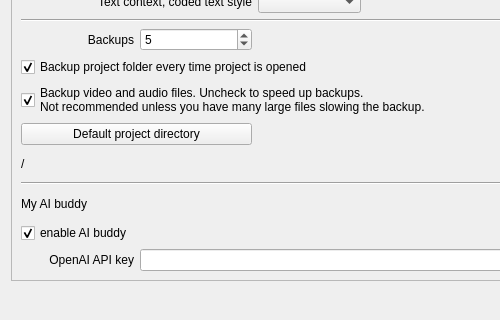
ccbogel/QualCoder, file GUI_UIs/ui_dialog_settings.ui: the form before one commit; both pictures show x 0 to 500 and y 331 to 651 of the 832 by 651 pixel window.
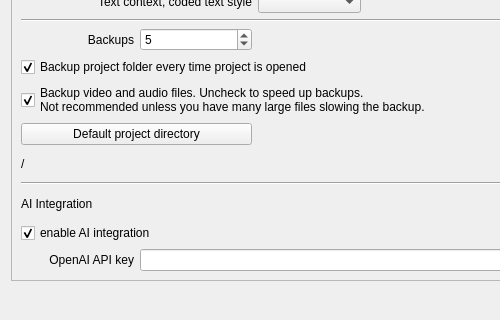
The form after the commit.

The edit to the form file:
```diff
--- a/GUI_UIs/ui_dialog_settings.ui
+++ b/GUI_UIs/ui_dialog_settings.ui
@@ -428,14 +428,14 @@
        <item row="20" column="0" colspan="3">
         <widget class="QLabel" name="label_9">
          <property name="text">
-          <string>My AI buddy</string>
+          <string>AI Integration</string>
          </property>
         </widget>
        </item>
        <item row="22" column="0" colspan="2">
         <widget class="QCheckBox" name="checkBox_AI_enable">
          <property name="text">
-          <string>enable AI buddy</string>
+          <string>enable AI integration</string>
          </property>
          <property name="checked">
           <bool>true</bool>
```
